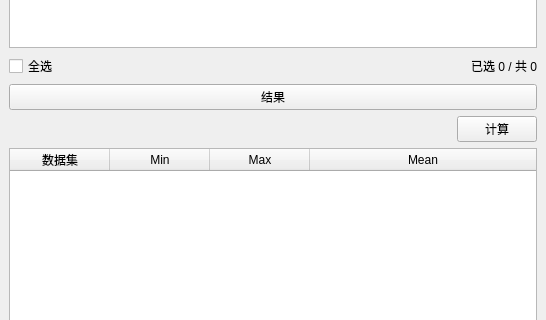
Above: plugins/Base_PostProcessing/DerivedValueSettingWidget.ui from asd977/base_cae before the change; both pictures show x 0 to 546 and y 423 to 743 of the 546 by 885 pixel window. Below: the same form after it.
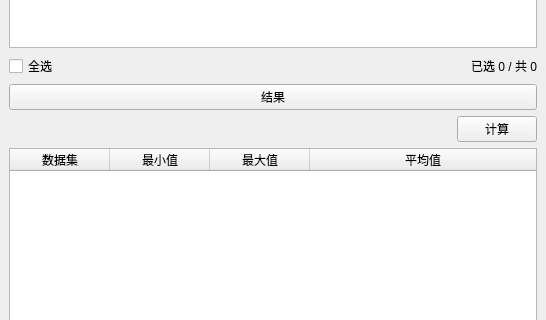
That is the form after the change.

What changed in the file:
```diff
--- a/plugins/Base_PostProcessing/DerivedValueSettingWidget.ui
+++ b/plugins/Base_PostProcessing/DerivedValueSettingWidget.ui
@@ -404,17 +404,17 @@
           </column>
           <column>
            <property name="text">
-            <string>Min</string>
+            <string>最小值</string>
            </property>
           </column>
           <column>
            <property name="text">
-            <string>Max</string>
+            <string>最大值</string>
            </property>
           </column>
           <column>
            <property name="text">
-            <string>Mean</string>
+            <string>平均值</string>
            </property>
           </column>
           <attribute name="horizontalHeaderStretchLastSection">
```
Left out of the diff: 2 changed lines with no effect on the pictures.
